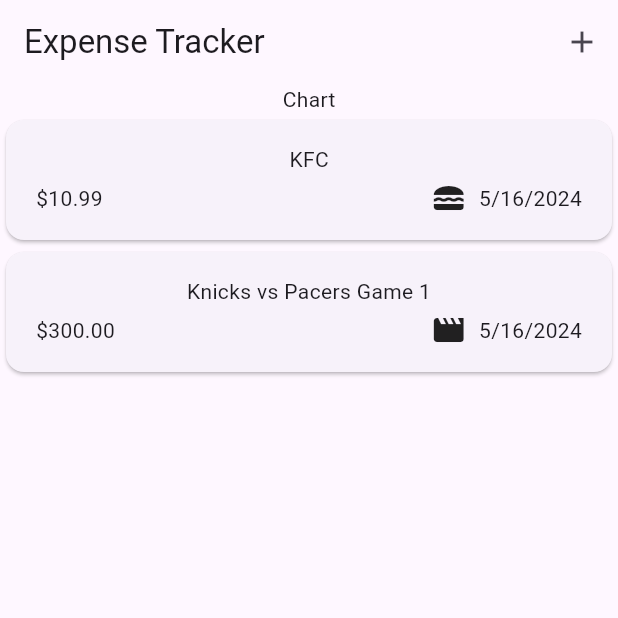
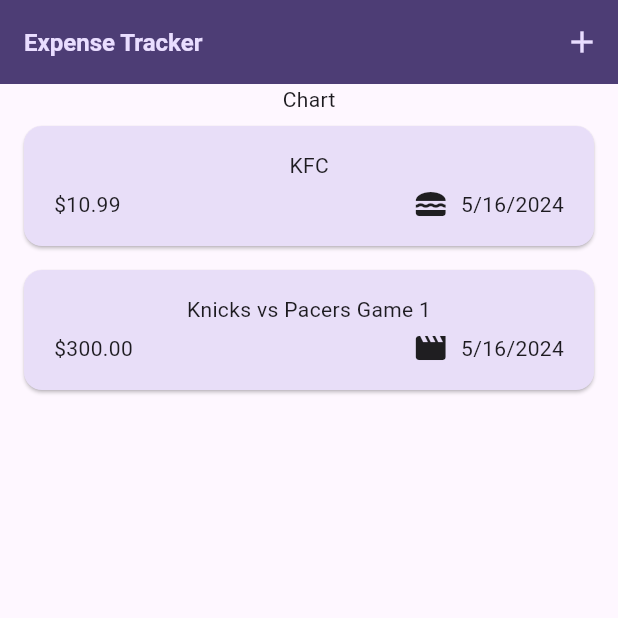
Before and after one commit to CharlesCoeder/expense_app, a Flutter app: the screen it shows after launch, on a phone screen of 412 x 824 dp, the top half of it. Run offline on Flutter 3.47's test engine with Material 3 defaults, Android fonts, the phone set to English and light mode, and no system bars.

Commit message:
Add theming

```diff
--- a/lib/main.dart
+++ b/lib/main.dart
@@ -1,5 +1,8 @@
 import 'package:flutter/material.dart';
 import 'package:expense_tracker/widgets/expenses.dart';
+
+var kColorScheme =
+    ColorScheme.fromSeed(seedColor: const Color.fromARGB(255, 96, 59, 181));
 
 void main() {
   runApp(const MyApp());
@@ -10,9 +13,35 @@ class MyApp extends StatelessWidget {
 
   @override
   Widget build(BuildContext context) {
-    return const MaterialApp(
+    return MaterialApp(
+      theme: ThemeData().copyWith(
+        colorScheme: kColorScheme,
+        appBarTheme: const AppBarTheme().copyWith(
+          backgroundColor: kColorScheme.onPrimaryContainer,
+          foregroundColor: kColorScheme.primaryContainer,
+        ),
+        cardTheme: const CardTheme().copyWith(
+          color: kColorScheme.secondaryContainer,
+          margin: const EdgeInsets.symmetric(
+            horizontal: 16,
+            vertical: 8,
+          ),
+        ),
+        elevatedButtonTheme: ElevatedButtonThemeData(
+          style: ElevatedButton.styleFrom(
+            backgroundColor: kColorScheme.primaryContainer,
+          ),
+        ),
+        textTheme: ThemeData().textTheme.copyWith(
+              titleLarge: TextStyle(
+                fontWeight: FontWeight.bold,
+                color: kColorScheme.onSecondaryContainer,
+                fontSize: 16,
+              ),
+            ),
+      ),
       title: 'Expense App',
-      home: Expenses(),
+      home: const Expenses(),
     );
   }
 }
```
